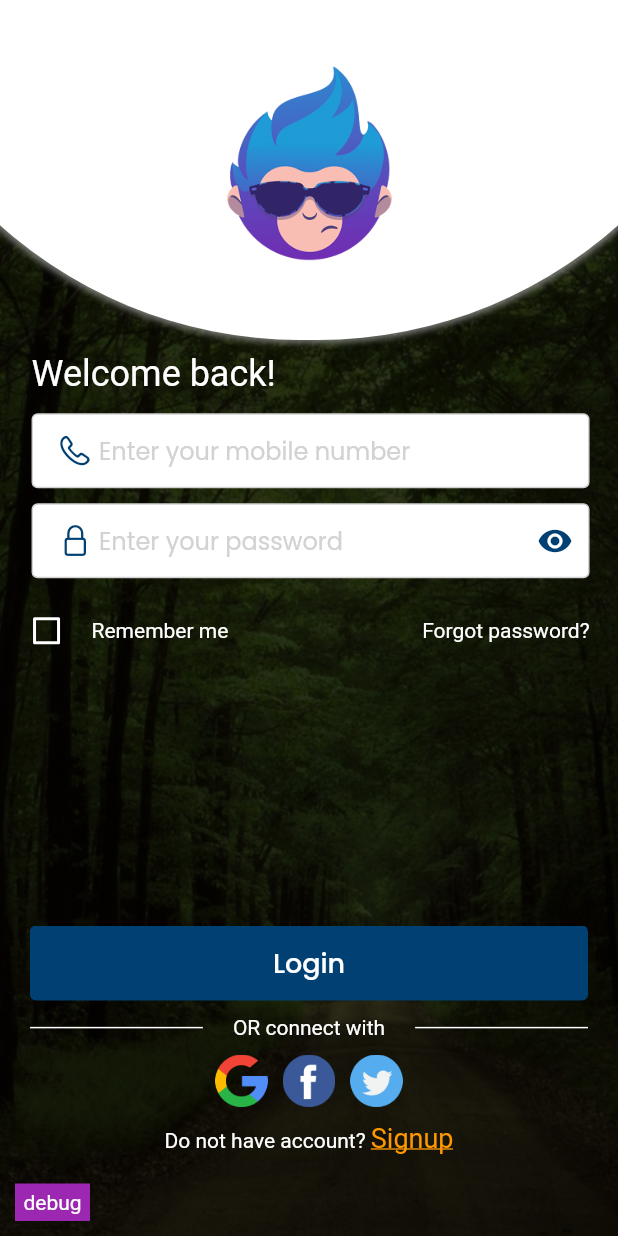
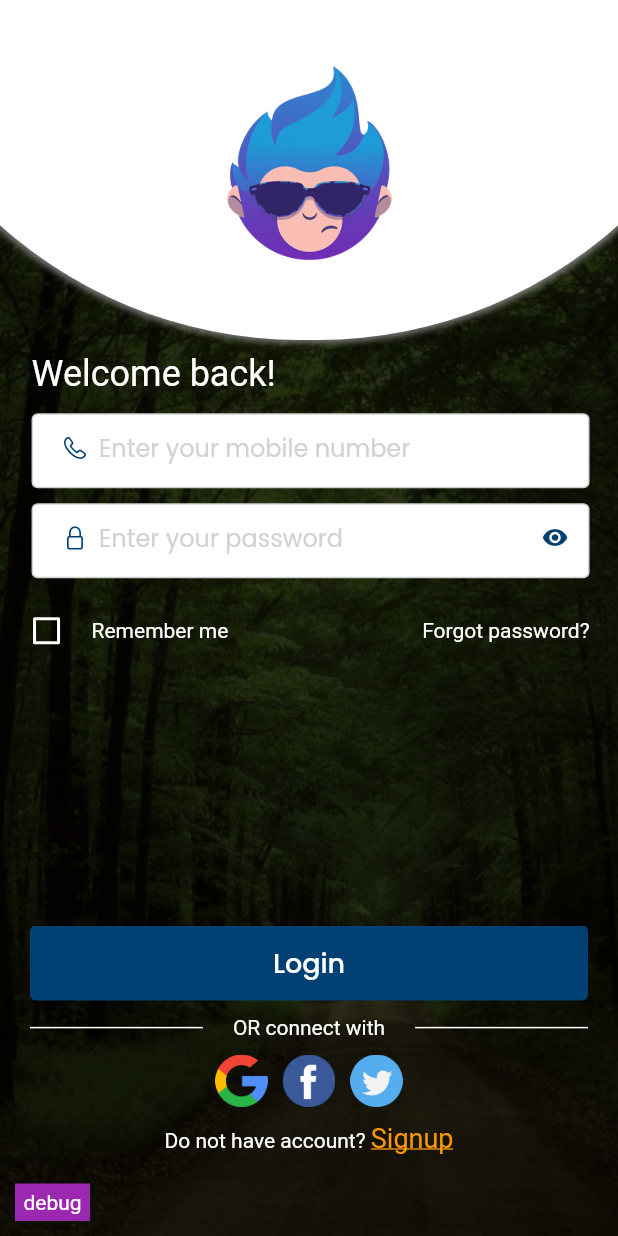
Before and after one commit to NafeeWalee/animated_form, a Flutter app: the screen it shows after launch, on a phone screen of 412 x 824 dp. Run offline on Flutter 3.47's test engine with Material 2 defaults, Android fonts, the phone set to English and light mode, and no system bars; our stand-ins replace device_preview, flutter_dotenv, get, get_storage, pinput.

Commit message:
testing text

```diff
--- a/lib/mainApp/widgets/textField.dart
+++ b/lib/mainApp/widgets/textField.dart
@@ -82,7 +82,7 @@ class CustomTextField extends StatelessWidget {
             ),
               prefix: Text(node!.hasFocus || controller!.text != ''?'$prefixText':'',),
               prefixStyle: TextStyle(
-                fontSize: 17,
+                fontSize: 16,
                 fontFamily: 'R',
               ),
               prefixIcon: prefixIcon != null ? Padding(
@@ -97,7 +97,7 @@ class CustomTextField extends StatelessWidget {
             border: OutlineInputBorder(
               borderSide: BorderSide.none
             ),
-
+isDense: true,
             contentPadding: prefixIcon == null ? EdgeInsets.symmetric(horizontal: 10) : EdgeInsets.zero
           ),
         ),
```
